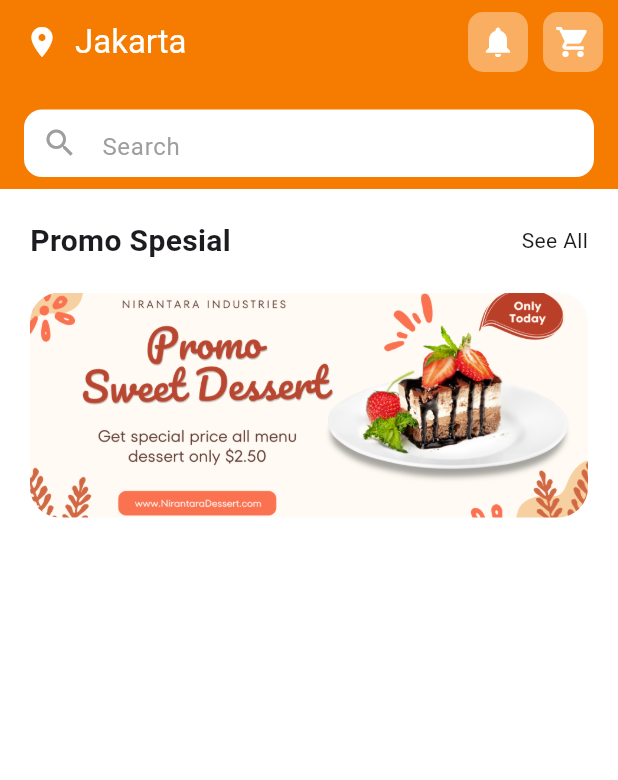
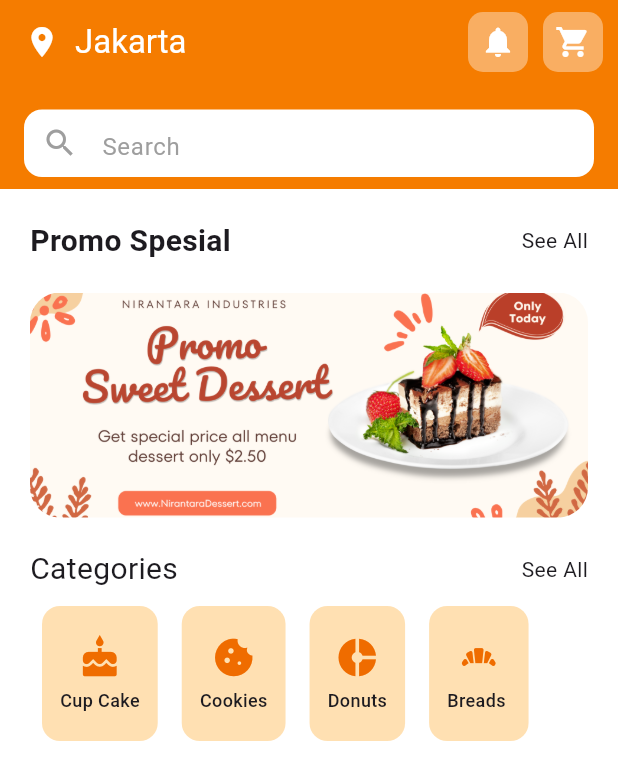
Before and after one commit to Sazhumaa/E-Commerce-Food-App-Slicing, a Flutter app: the screen it shows after launch, on a phone screen of 412 x 824 dp. Shown: the top 780 px of the screen. Run offline on Flutter 3.47's test engine with Material 3 defaults, Android fonts, the light colour scheme and no system bars; Roboto replaces fonts that are missing (Arial).

Commit message:
Categories

```diff
--- a/lib/main.dart
+++ b/lib/main.dart
@@ -26,6 +26,40 @@ class HomePage extends StatefulWidget {
 
   @override
   State<HomePage> createState() => _HomePageState();
+}
+
+class CategoryItem extends StatelessWidget {
+  final IconData icon;
+  final String title;
+
+  const CategoryItem({
+    super.key,
+    required this.icon,
+    required this.title,
+  });
+
+  @override
+  Widget build(BuildContext context) {
+    return Container(
+      margin: const EdgeInsets.symmetric(horizontal: 8),
+      padding: const EdgeInsets.all(12),
+      decoration: BoxDecoration(
+        color: Colors.orange[100],
+        borderRadius: BorderRadius.circular(12),
+      ),
+      child: Column(
+        mainAxisAlignment: MainAxisAlignment.center,
+        children: [
+          Icon(icon, size: 30, color: Colors.orange[800]),
+          const SizedBox(height: 5),
+          Text(
+            title,
+            style: const TextStyle(fontSize: 12, fontWeight: FontWeight.w500),
+          ),
+        ],
+      ),
+    );
+  }
 }
 
 class _HomePageState extends State<HomePage> {
@@ -130,10 +164,39 @@ class _HomePageState extends State<HomePage> {
                   fit: BoxFit.cover, // biar gambarnya ngepas
                 ),
               ),
-            )
+
+            ),
+            SizedBox(height: 20),
+
+            Row(
+              mainAxisAlignment: MainAxisAlignment.spaceBetween,
+              children: [
+                Text(
+                  "Categories",
+                  style: TextStyle(
+                    fontWeight: FontWeight.w400,
+                    fontSize: 20,
+                  ),
+                ),
+                Text("See All")
+              ],
+            ),
+
+            const SizedBox(height: 10),
+            SizedBox(
+              height: 90,
+              child: ListView(
+                scrollDirection: Axis.horizontal,
+                children: const [
+                  CategoryItem(icon: Icons.cake, title: "Cup Cake"),
+                  CategoryItem(icon: Icons.cookie, title: "Cookies"),
+                  CategoryItem(icon: Icons.donut_small, title: "Donuts"),
+                  CategoryItem(icon: Icons.bakery_dining, title: "Breads "),
+                ],
+              ),
+            ),
 
           ]
-
         ),
       ),
     );
```
